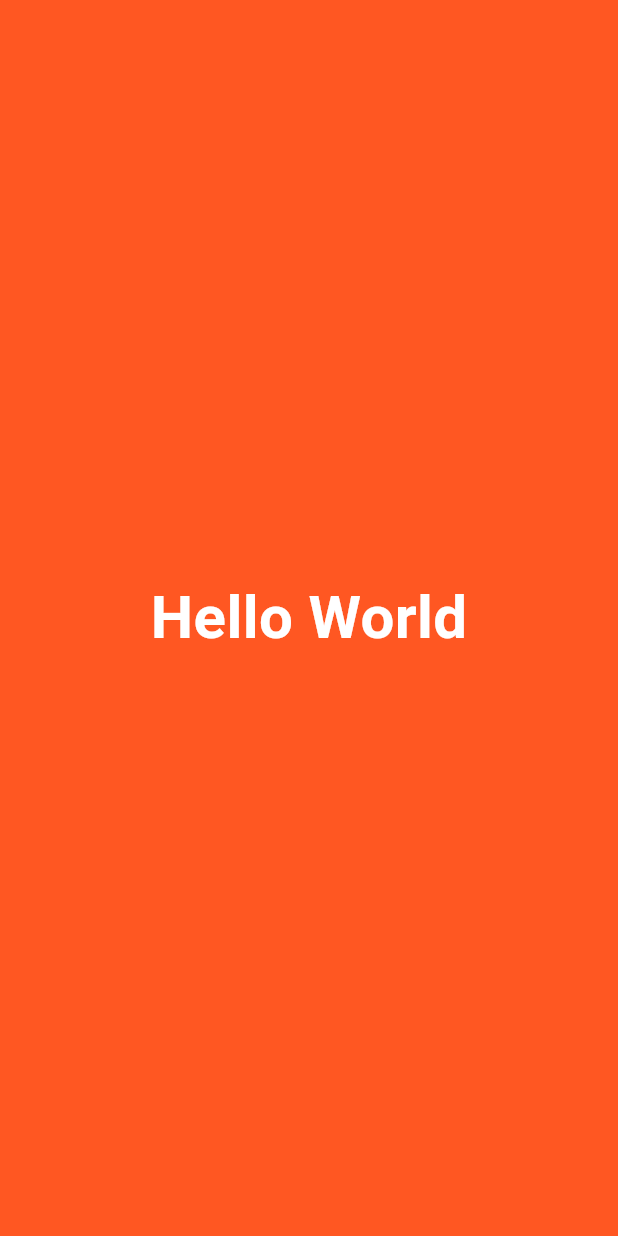
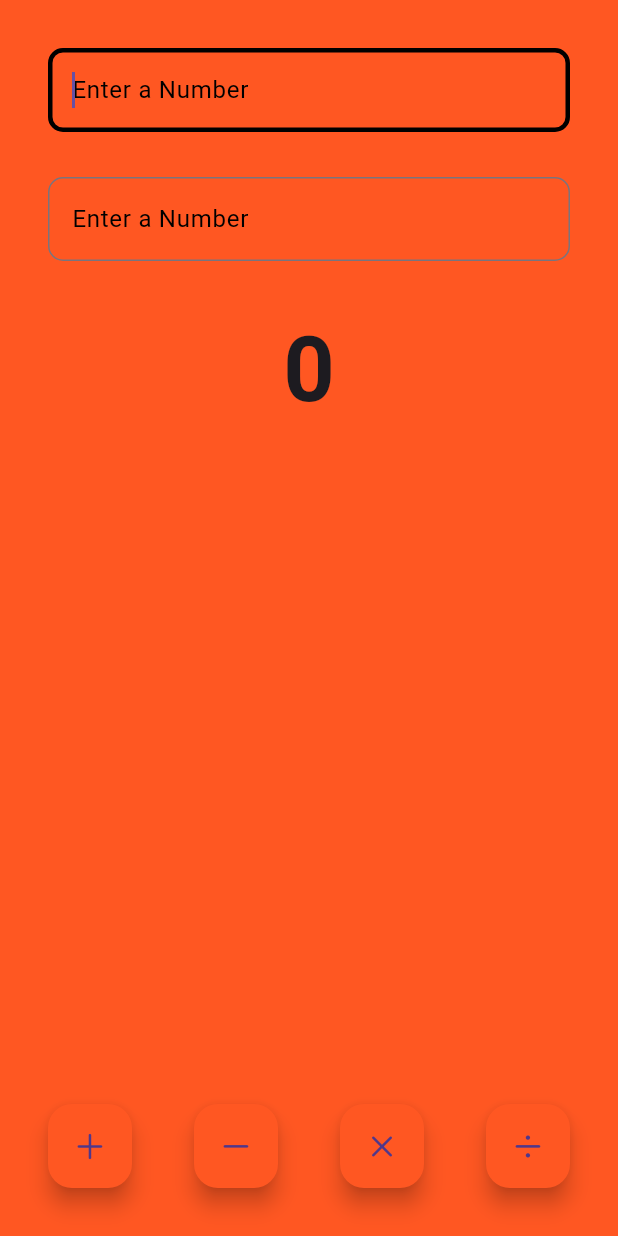
Before and after one commit to gazalaggarwal/flutter_learn, a Flutter app: the screen it shows after launch, on a phone screen of 412 x 824 dp. Run offline on Flutter 3.47's test engine with Material 3 defaults, Android fonts, the phone set to English and light mode, and no system bars.

Commit message:
calculator done

```diff
--- a/lib/app/app.dart
+++ b/lib/app/app.dart
@@ -10,6 +10,9 @@ class MyApp extends StatelessWidget {
   Widget build(BuildContext context) {
     return MaterialApp(
       title: "Flutter Learn",
+      theme: ThemeData(
+        primarySwatch: Colors.deepOrange,
+      ),
       home: HomeView(),
     );
   }
--- /dev/null
+++ b/lib/views/calculator_view.dart
@@ -0,0 +1,89 @@
+import 'package:flutter/cupertino.dart';
+import 'package:flutter/material.dart';
+
+class CalculatorView extends StatelessWidget {
+  const CalculatorView({super.key});
+
+  @override
+  Widget build(BuildContext context) {
+    return Padding(
+      padding: const EdgeInsets.all(32.0),
+      child: Column(
+        children: [
+          DisplayOne(hint: "Enter First Number"),
+          SizedBox(
+            height: 30,
+          ),
+          DisplayOne(hint: "Enter Second Number"),
+          SizedBox(
+            height: 30,
+          ),
+          Text(
+            "0",
+            style: TextStyle(
+              fontSize: 60,
+              fontWeight: FontWeight.bold,
+            ),
+          ),
+          Spacer(),
+          Row(
+            mainAxisAlignment: MainAxisAlignment.spaceBetween,
+            children: [
+              FloatingActionButton(
+                backgroundColor: Colors.deepOrange,
+                onPressed: () {},
+                child: Icon(CupertinoIcons.add),
+              ),
+              FloatingActionButton(
+                backgroundColor: Colors.deepOrange,
+                onPressed: () {},
+                child: Icon(CupertinoIcons.minus),
+              ),
+              FloatingActionButton(
+                backgroundColor: Colors.deepOrange,
+                onPressed: () {},
+                child: Icon(CupertinoIcons.multiply),
+              ),
+              FloatingActionButton(
+                backgroundColor: Colors.deepOrange,
+                onPressed: () {},
+                child: Icon(CupertinoIcons.divide),
+              )
+            ],
+          )
+        ],
+      ),
+    );
+  }
+}
+
+class DisplayOne extends StatelessWidget {
+  const DisplayOne({super.key, this.hint = "Enter a number"});
+
+  final String? hint;
+
+  @override
+  Widget build(BuildContext context) {
+    return TextField(
+      keyboardType: TextInputType.number,
+      autofocus: true,
+      decoration: InputDecoration(
+          focusedBorder: OutlineInputBorder(
+              borderSide: BorderSide(
+                color: Colors.black,
+                width: 3.0,
+              ),
+              borderRadius: BorderRadius.circular(10)),
+          border: OutlineInputBorder(
+              borderSide: BorderSide(
+                color: Colors.black,
+                width: 3.0,
+              ),
+              borderRadius: BorderRadius.circular(10)),
+          hintText: "Enter a Number",
+          hintStyle: TextStyle(
+            color: Colors.black,
+          )),
+    );
+  }
+}
--- a/lib/views/home_view.dart
+++ b/lib/views/home_view.dart
@@ -1,19 +1,15 @@
 import 'package:flutter/material.dart';
+import 'package:flutter_learn/views/calculator_view.dart';
 
 class HomeView extends StatelessWidget {
   const HomeView({super.key});
 
   @override
   Widget build(BuildContext context) {
-    return Material(
-      child: Container(
-        color: Colors.deepOrange,
-        child: Center(
-            child: const Text(
-          "Hello World",
-          style: TextStyle(
-              fontSize: 40, color: Colors.white, fontWeight: FontWeight.bold),
-        )),
+    return Scaffold(
+      backgroundColor: Colors.deepOrange,
+      body: SafeArea(
+        child: const CalculatorView(),
       ),
     );
   }
```
Also changed, not shown: 1 other file.
